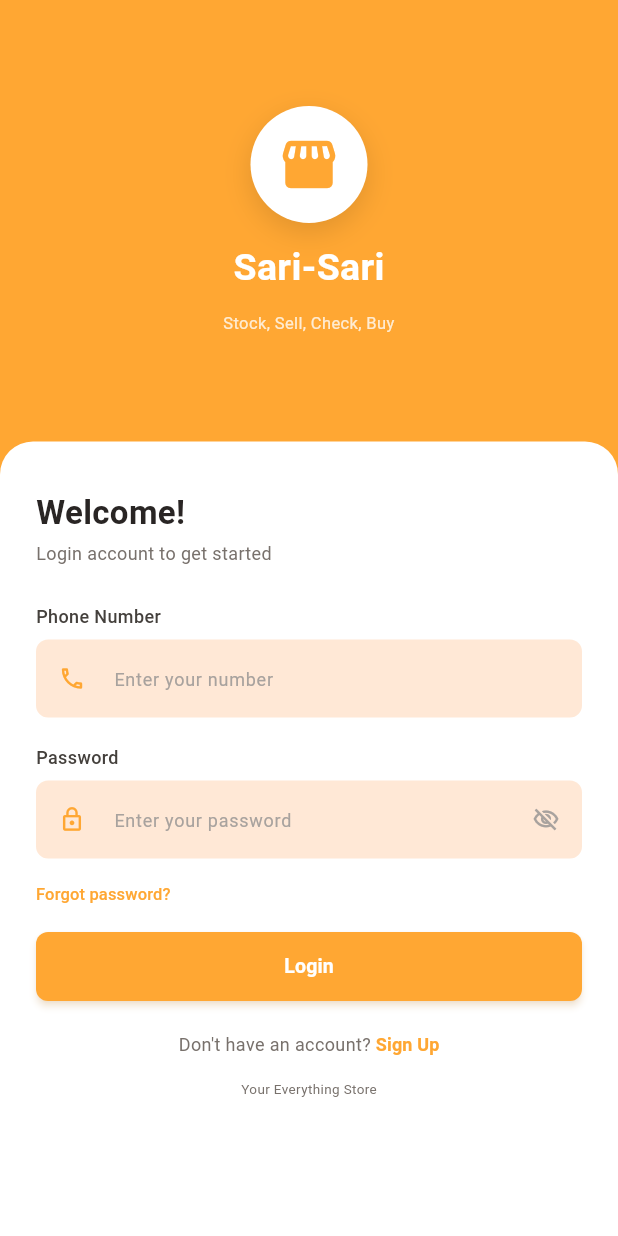
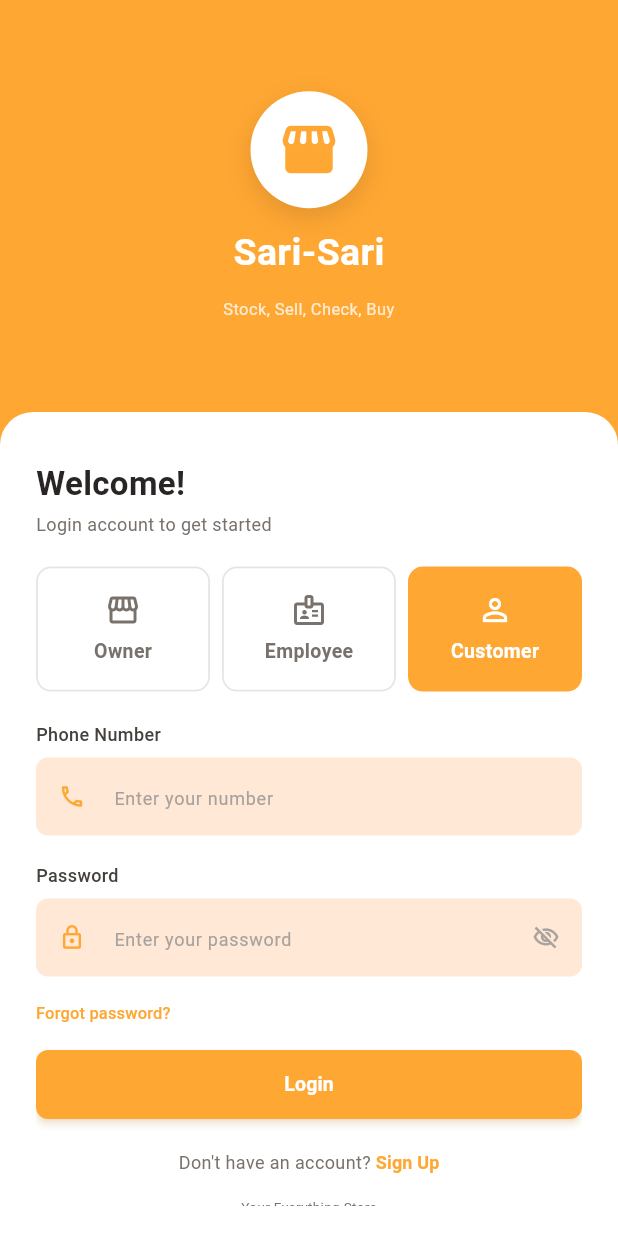
Before and after one commit to Moojie12/Sari-Sari-App, a Flutter app: the screen it shows after launch, on a phone screen of 412 x 824 dp. Run offline on Flutter 3.47's test engine with Material 3 defaults, Android fonts, the phone set to English and light mode, and no system bars.

```diff
--- a/lib/authentication/login/login_page.dart
+++ b/lib/authentication/login/login_page.dart
@@ -4,19 +4,42 @@ import '../../core/theme/app_colors.dart';
 import '../../shared/widgets/custom_text_field.dart';
 import '../../shared/widgets/primary_button.dart';
 import '../signup/signup_page.dart';
+import '../../users/customer_db/customer_db.dart';
+import '../../users/employee_db/employee_db.dart';
+import '../../users/owner_db/owner_db.dart';
+import '../signup/widgets/role_selector_card.dart';
 
-class LoginPage extends StatelessWidget {
+class LoginPage extends StatefulWidget {
   const LoginPage({super.key});
+
+  @override
+  State<LoginPage> createState() => _LoginPageState();
+}
+
+class _LoginPageState extends State<LoginPage> {
+  String _selectedRole = 'customer';
+
+  void _onRoleSelected(String role) {
+    setState(() {
+      _selectedRole = role;
+    });
+  }
 
   @override
   Widget build(BuildContext context) {
     return Scaffold(
       backgroundColor: AppColors.primaryOrange,
-      body: const SafeArea(
+      body: SafeArea(
         child: Column(
           children: [
-            Expanded(flex: 5, child: _Header()),
-            Expanded(flex: 9, child: _LoginCard()),
+            const Expanded(flex: 5, child: _Header()),
+            Expanded(
+              flex: 10,
+              child: _LoginCard(
+                selectedRole: _selectedRole,
+                onRoleSelected: _onRoleSelected,
+              ),
+            ),
           ],
         ),
       ),
@@ -85,7 +108,13 @@ class _Header extends StatelessWidget {
 }
 
 class _LoginCard extends StatelessWidget {
-  const _LoginCard();
+  const _LoginCard({
+    required this.selectedRole,
+    required this.onRoleSelected,
+  });
+
+  final String selectedRole;
+  final Function(String) onRoleSelected;
 
   @override
   Widget build(BuildContext context) {
@@ -117,7 +146,40 @@ class _LoginCard extends StatelessWidget {
               'Login account to get started',
               style: TextStyle(color: AppColors.secondaryText, fontSize: 12),
             ),
-            const SizedBox(height: 25),
+            const SizedBox(height: 20),
+
+            // Role Selector in Login too
+            Row(
+              children: [
+                Expanded(
+                  child: RoleSelectorCard(
+                    label: 'Owner',
+                    icon: Icons.storefront_outlined,
+                    isSelected: selectedRole == 'owner',
+                    onTap: () => onRoleSelected('owner'),
+                  ),
+                ),
+                const SizedBox(width: 8),
+                Expanded(
+                  child: RoleSelectorCard(
+                    label: 'Employee',
+                    icon: Icons.badge_outlined,
+                    isSelected: selectedRole == 'employee',
+                    onTap: () => onRoleSelected('employee'),
+                  ),
+                ),
+                const SizedBox(width: 8),
+                Expanded(
+                  child: RoleSelectorCard(
+                    label: 'Customer',
+                    icon: Icons.person_outline,
+                    isSelected: selectedRole == 'customer',
+                    onTap: () => onRoleSelected('customer'),
+                  ),
+                ),
+              ],
+            ),
+            const SizedBox(height: 20),
 
             const Text(
               'Phone Number',
@@ -171,10 +233,23 @@ class _LoginCard extends StatelessWidget {
               ),
             ),
             const SizedBox(height: 10),
-
             PrimaryButton(
               label: 'Login',
-              onPressed: () {},
+              onPressed: () {
+                Widget destination;
+                if (selectedRole == 'owner') {
+                  destination = const OwnerDb();
+                } else if (selectedRole == 'employee') {
+                  destination = const EmployeeDb();
+                } else {
+                  destination = const CustomerDb();
+                }
+
+                Navigator.pushReplacement(
+                  context,
+                  MaterialPageRoute(builder: (context) => destination),
+                );
+              },
             ),
             const SizedBox(height: 14),
 
--- a/lib/shared/widgets/primary_button.dart
+++ b/lib/shared/widgets/primary_button.dart
@@ -26,7 +26,7 @@ class PrimaryButton extends StatelessWidget {
           backgroundColor: AppColors.primaryOrange,
           foregroundColor: Colors.white,
           elevation: 2,
-          shadowColor: AppColors.primaryOrange.withOpacity(0.35),
+          shadowColor: AppColors.primaryOrange.withValues(alpha: 0.35),
           shape: RoundedRectangleBorder(
             borderRadius: BorderRadius.circular(8),
           ),
```
Also changed, not shown: lib/authentication/signup/signup_page.dart (+18 -3 lines).
